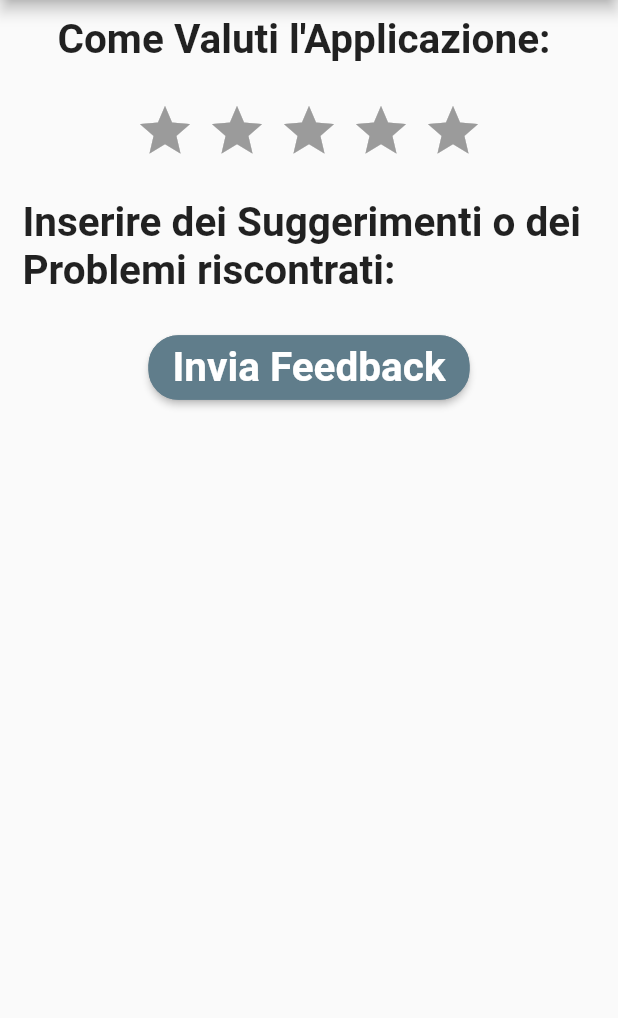
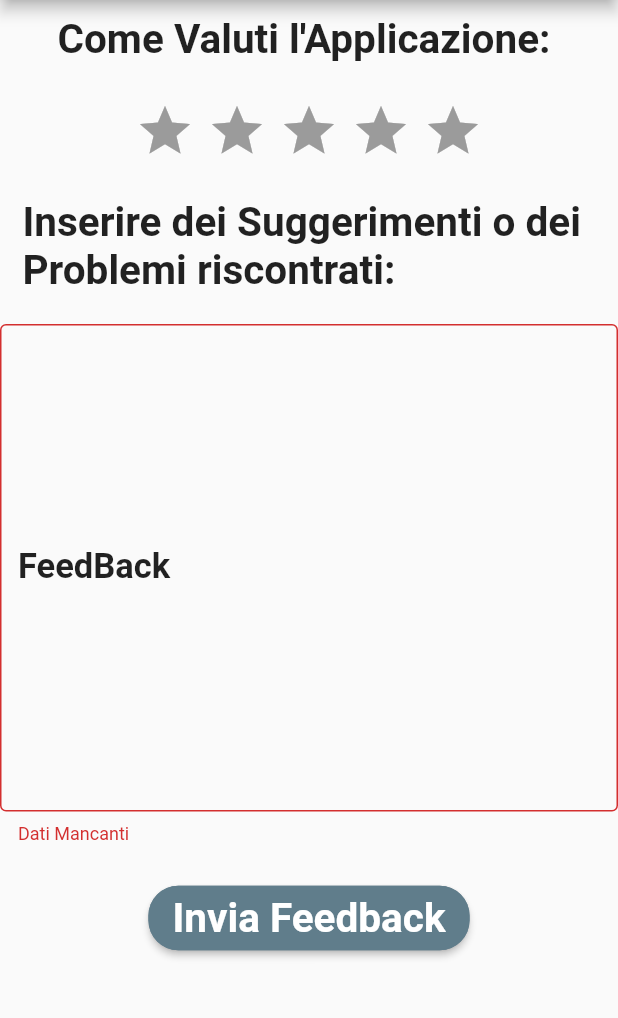
Before and after one commit to Progxy/fdmApp, a Flutter app: the FeedBack screen opened by its route, after a tap on "Invia Feedback", on a phone screen of 412 x 824 dp, the part 84-1102 px from its top. Run offline on Flutter 3.47's test engine with Material 2 defaults, Android fonts, the phone set to English and light mode, and no system bars; drawn by our look-alikes of flutter_rating_bar; our stand-ins replace bordered_text, carousel_slider, form_field_validator, intl_phone_field.

Commit message:
fixed #1 feedback

```diff
--- a/lib/screens/feedback.dart
+++ b/lib/screens/feedback.dart
@@ -11,7 +11,11 @@ class FeedBack extends StatefulWidget {
 }
 
 class _FeedBackState extends State<FeedBack> {
-  double rating_value;
+  double ratingValue;
+  String feedBack;
+  final GlobalKey<ScaffoldState> _scaffoldKey = new GlobalKey<ScaffoldState>();
+  final _feedBackController = TextEditingController();
+  GlobalKey<FormState> _formKey = GlobalKey<FormState>();
 
   @override
   Widget build(BuildContext context) {
@@ -20,7 +24,11 @@ class _FeedBackState extends State<FeedBack> {
         title: Text("Feedback"),
       ),
       drawer: MainDrawer(),
-      body: Column(
+      body: SingleChildScrollView(
+        child: Form(
+          autovalidateMode: AutovalidateMode.onUserInteraction,
+          key: _formKey,
+          child: Column(
             mainAxisAlignment: MainAxisAlignment.start,
             crossAxisAlignment: CrossAxisAlignment.start,
             children: [
@@ -55,7 +63,7 @@ class _FeedBackState extends State<FeedBack> {
                       color: Colors.amber,
                     ),
                     onRatingUpdate: (rating) {
-                  rating_value = rating;
+                      ratingValue = rating;
                     },
                   ),
                 ),
@@ -75,6 +83,35 @@ class _FeedBackState extends State<FeedBack> {
                   ),
                 ),
               ),
+              SizedBox(
+                height: 20,
+              ),
+              TextFormField(
+                controller: _feedBackController,
+                maxLines: 15,
+                decoration: const InputDecoration(
+                  hintText: "Digitare Qui...",
+                  hintStyle: TextStyle(
+                    fontSize: 23.0,
+                    fontWeight: FontWeight.w600,
+                    color: Colors.black87,
+                  ),
+                  border: OutlineInputBorder(),
+                  labelText: "FeedBack",
+                  labelStyle: TextStyle(
+                    fontSize: 23.0,
+                    fontWeight: FontWeight.w600,
+                    color: Colors.black87,
+                  ),
+                ),
+                validator: (value) {
+                  if (value.isEmpty) {
+                    return "Dati Mancanti";
+                  }
+                  feedBack = value;
+                  return null;
+                },
+              ),
               Padding(
                 padding: const EdgeInsets.only(
                   top: 25,
@@ -91,7 +128,14 @@ class _FeedBackState extends State<FeedBack> {
                       ),
                       color: Colors.blueGrey,
                       onPressed: () {
-                    print(rating_value);
+                        if (_formKey.currentState.validate()) {
+                          showerInfoSnackBar(
+                              "Grazie per la tua recensione! Provvederemo a prendere in esame i problemi ed i suggerimenti.\nLa Fondazione Don Milani.");
+                          print(feedBack);
+                          print(ratingValue);
+                        } else {
+                          showerSnackBar("Dati Mancanti!");
+                        }
                       },
                       child: Text(
                         "Invia Feedback",
@@ -105,8 +149,47 @@ class _FeedBackState extends State<FeedBack> {
                   ),
                 ),
               ),
+              SizedBox(
+                height: 20,
+              ),
             ],
+          ),
+        ),
       ),
     );
   }
+
+  void showerInfoSnackBar(String text) {
+    _scaffoldKey.currentState.showSnackBar(SnackBar(
+      content: Container(
+        height: 240.0,
+        child: Text(
+          text,
+          style: TextStyle(
+            fontSize: 23.0,
+            fontWeight: FontWeight.bold,
+            color: Colors.white,
+          ),
+        ),
+      ),
+      duration: Duration(seconds: 6),
+    ));
   }
+
+  void showerSnackBar(String text) {
+    _scaffoldKey.currentState.showSnackBar(SnackBar(
+      content: Container(
+        height: 40.0,
+        child: Text(
+          text,
+          style: TextStyle(
+            fontSize: 23.0,
+            fontWeight: FontWeight.bold,
+            color: Colors.white,
+          ),
+        ),
+      ),
+      duration: Duration(seconds: 4),
+    ));
+  }
+}
```
Lines whose indentation alone changed are shown as unchanged.
